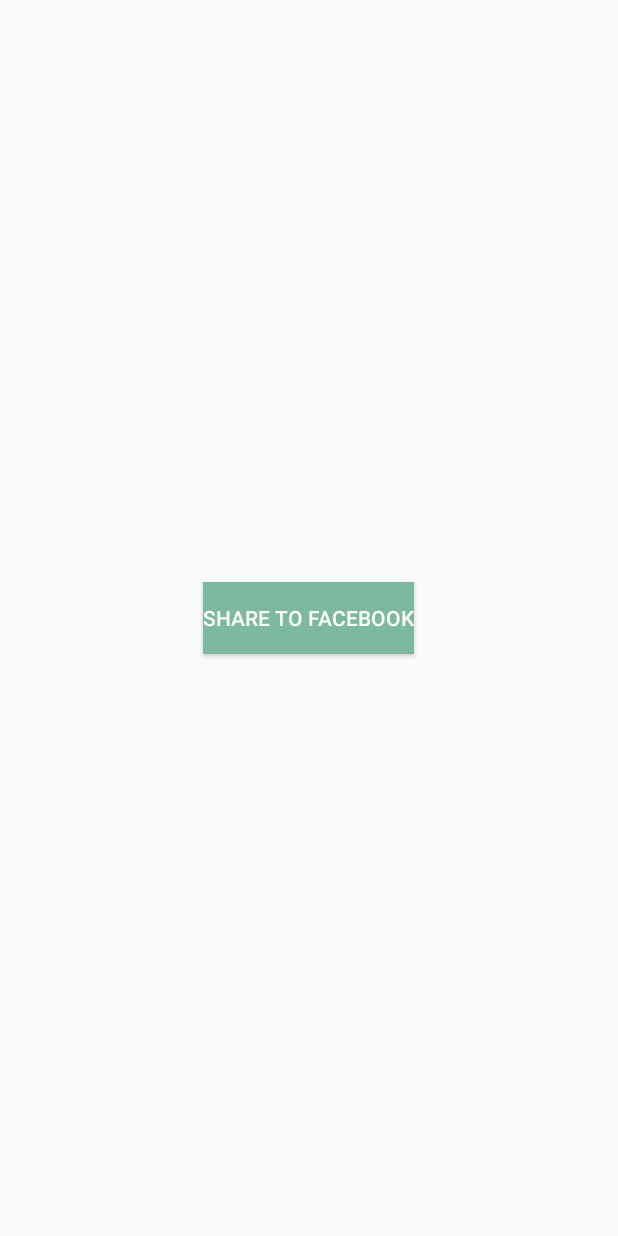
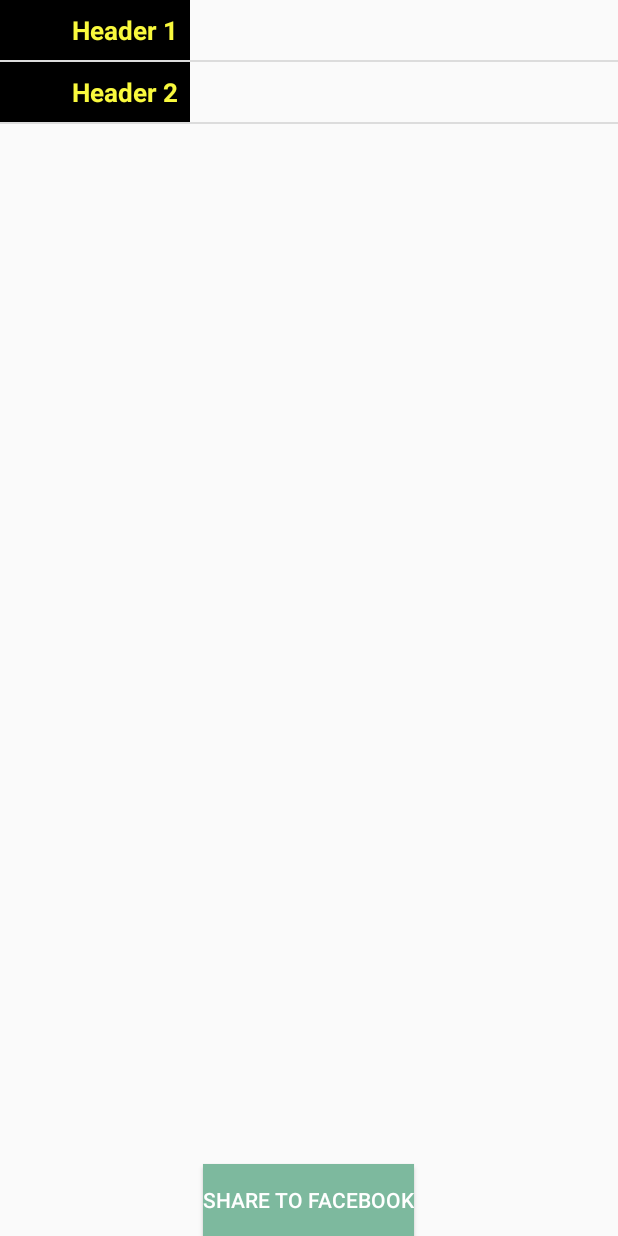
Before and after one commit to nwHacks-TeamHortons/nwhacks-app, an Android app: the ActivityChallenges screen opened directly, with no data from a screen before it, on a phone screen of 412 x 824 dp. Run offline under Robolectric (Android 15) with nearby library versions, the phone set to English and light mode, and no system bars.

Commit message:
3/14/2015

```diff
--- a/app/src/main/java/com/teamhortons/nwhacksapp/ActivityChallenges.java
+++ b/app/src/main/java/com/teamhortons/nwhacksapp/ActivityChallenges.java
@@ -5,6 +5,11 @@ import android.content.Intent;
 import android.os.Bundle;
 import android.view.View;
 import android.widget.Button;
+import android.widget.ExpandableListView;
+
+import java.util.ArrayList;
+import java.util.HashMap;
+import java.util.List;
 
 /**
  * Created by Erica on 2015-03-13.
@@ -27,7 +32,29 @@ public class ActivityChallenges extends Activity {
                 startActivity(gotoCreate);
             }
         });
+        ExpandableListView listView = (ExpandableListView) findViewById(R.id.completedChallenges);
+        ArrayList headers = new ArrayList();
+        headers.add("Header 1");
+        headers.add("Header 2");
+
+        ArrayList group1 = new ArrayList();
+        group1.add("Item 1");
+        group1.add("Item 2");
+
+        ArrayList group2 = new ArrayList();
+        group2.add("Item 1");
+        group2.add("Item 2");
+
+        HashMap<String, List<String>> map = new HashMap<String, List<String>>();
+        map.put("Header 1", group1);
+        map.put("Header 2", group2);
+
+        ExpandableListAdapter listAdapter = new ExpandableListAdapter(ActivityChallenges.this, headers, map);
+        listView.setAdapter(listAdapter);
+
+
     }
 
 
+
 }
--- /dev/null
+++ b/app/src/main/java/com/teamhortons/nwhacksapp/ExpandableListAdapter.java
@@ -0,0 +1,121 @@
+package com.teamhortons.nwhacksapp;
+
+import android.content.Context;
+import android.graphics.Typeface;
+import android.view.LayoutInflater;
+import android.view.View;
+import android.view.ViewGroup;
+import android.widget.BaseExpandableListAdapter;
+import android.widget.TextView;
+
+import java.util.HashMap;
+import java.util.List;
+
+
+
+import java.util.HashMap;
+import java.util.List;
+
+import android.content.Context;
+import android.graphics.Typeface;
+import android.view.LayoutInflater;
+import android.view.View;
+import android.view.ViewGroup;
+import android.widget.BaseExpandableListAdapter;
+import android.widget.TextView;
+
+/**
+ * Created by Ian on 3/14/2015.
+ */
+public class ExpandableListAdapter extends BaseExpandableListAdapter {
+    private Context _context;
+    private List<String> _listDataHeader; // header titles
+    // child data in format of header title, child title
+    private HashMap<String, List<String>> _listDataChild;
+
+    public ExpandableListAdapter(Context context, List<String> listDataHeader,
+                                 HashMap<String, List<String>> listChildData) {
+        this._context = context;
+        this._listDataHeader = listDataHeader;
+        this._listDataChild = listChildData;
+    }
+
+    @Override
+    public Object getChild(int groupPosition, int childPosititon) {
+        return this._listDataChild.get(this._listDataHeader.get(groupPosition))
+                .get(childPosititon);
+    }
+
+    @Override
+    public long getChildId(int groupPosition, int childPosition) {
+        return childPosition;
+    }
+
+    @Override
+    public View getChildView(int groupPosition, final int childPosition,
+                             boolean isLastChild, View convertView, ViewGroup parent) {
+
+        final String childText = (String) getChild(groupPosition, childPosition);
+
+        if (convertView == null) {
+            LayoutInflater infalInflater = (LayoutInflater) this._context
+                    .getSystemService(Context.LAYOUT_INFLATER_SERVICE);
+            convertView = infalInflater.inflate(R.layout.list_item, null);
+        }
+
+        TextView txtListChild = (TextView) convertView
+                .findViewById(R.id.lblListItem);
+
+        txtListChild.setText(childText);
+        return convertView;
+    }
+
+    @Override
+    public int getChildrenCount(int groupPosition) {
+        return this._listDataChild.get(this._listDataHeader.get(groupPosition))
+                .size();
+    }
+
+    @Override
+    public Object getGroup(int groupPosition) {
+        return this._listDataHeader.get(groupPosition);
+    }
+
+    @Override
+    public int getGroupCount() {
+        return this._listDataHeader.size();
+    }
+
+    @Override
+    public long getGroupId(int groupPosition) {
+        return groupPosition;
+    }
+
+    @Override
+    public View getGroupView(int groupPosition, boolean isExpanded,
+                             View convertView, ViewGroup parent) {
+        String headerTitle = (String) getGroup(groupPosition);
+        if (convertView == null) {
+            LayoutInflater infalInflater = (LayoutInflater) this._context
+                    .getSystemService(Context.LAYOUT_INFLATER_SERVICE);
+            convertView = infalInflater.inflate(R.layout.list_group, null);
+        }
+
+        TextView lblListHeader = (TextView) convertView
+                .findViewById(R.id.lblListHeader);
+        lblListHeader.setTypeface(null, Typeface.BOLD);
+        lblListHeader.setText(headerTitle);
+
+        return convertView;
+    }
+
+    @Override
+    public boolean hasStableIds() {
+        return false;
+    }
+
+    @Override
+    public boolean isChildSelectable(int groupPosition, int childPosition) {
+        return true;
+    }
+}
--- a/app/src/main/java/com/teamhortons/nwhacksapp/MainActivity.java
+++ b/app/src/main/java/com/teamhortons/nwhacksapp/MainActivity.java
@@ -15,6 +15,8 @@ public class MainActivity extends ActionBarActivity {
     protected void onCreate(Bundle savedInstanceState) {
         super.onCreate(savedInstanceState);
         setContentView(R.layout.activity_main);
+
+
 
         Button createButton = (Button) findViewById(R.id.create_button);
         createButton.setOnClickListener(new View.OnClickListener() {
--- a/app/src/main/res/layout/activity_challenges.xml
+++ b/app/src/main/res/layout/activity_challenges.xml
@@ -6,6 +6,25 @@
     android:layout_height="match_parent"
     tools:context="com.teamhortons.nwhacksapp.ActivityFind"
     tools:ignore="MergeRootFrame">
+
+    <LinearLayout
+        android:orientation="vertical"
+        android:layout_width="fill_parent"
+        android:layout_height="fill_parent">
+
+        <LinearLayout
+            android:orientation="vertical"
+            android:layout_width="fill_parent"
+            android:layout_height="fill_parent"
+            android:layout_weight="1">
+
+            <ExpandableListView
+                android:layout_width="wrap_content"
+                android:layout_height="wrap_content"
+                android:id="@+id/completedChallenges"
+                android:layout_weight="1" />
+
+        </LinearLayout>
 
         <Button
             style="?android:attr/buttonStyleSmall"
@@ -17,4 +36,5 @@
             android:textColor="#fff"
             android:background="@color/light_green"
             android:visibility="visible"/>
+    </LinearLayout>
 </FrameLayout>
--- /dev/null
+++ b/app/src/main/res/layout/list_group.xml
@@ -0,0 +1,17 @@
+<?xml version="1.0" encoding="utf-8"?>
+<LinearLayout xmlns:android="http://schemas.android.com/apk/res/android"
+    android:layout_width="fill_parent"
+    android:layout_height="wrap_content"
+    android:orientation="vertical"
+    android:padding="8dp"
+    android:background="#000000">
+
+    <TextView
+        android:id="@+id/lblListHeader"
+        android:layout_width="fill_parent"
+        android:layout_height="wrap_content"
+        android:paddingLeft="?android:attr/expandableListPreferredItemPaddingLeft"
+        android:textSize="17dp"
+        android:textColor="#f9f93d" />
+
+</LinearLayout>
```
Also changed, not shown: app/src/main/res/layout/list_item.xml (added, +16 -0 lines). Lines whose indentation alone changed are shown as unchanged.
